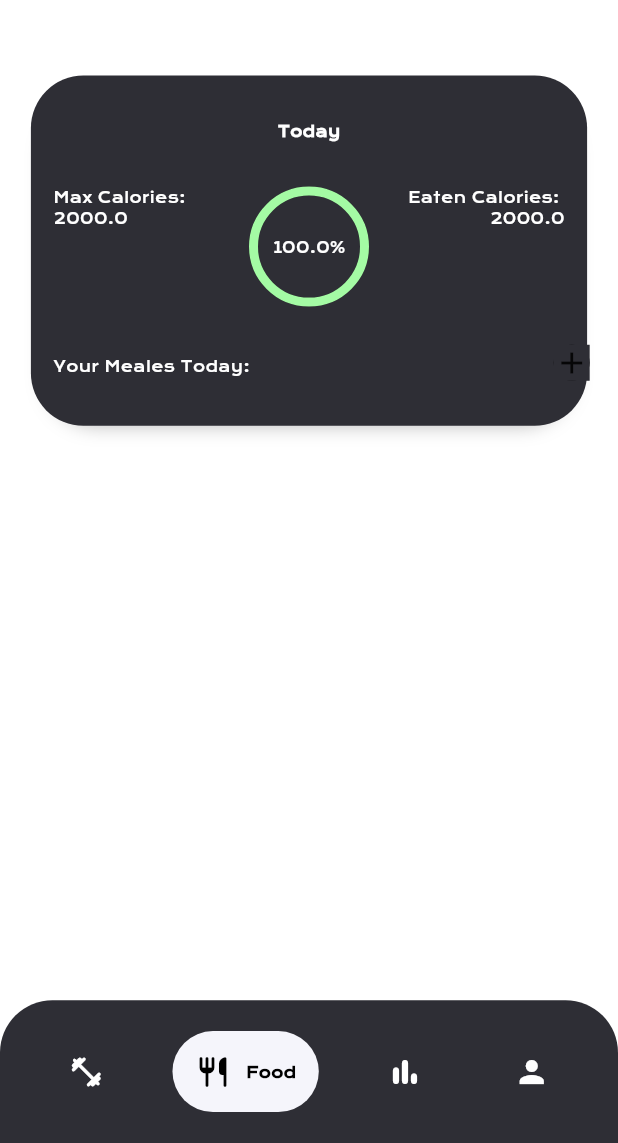
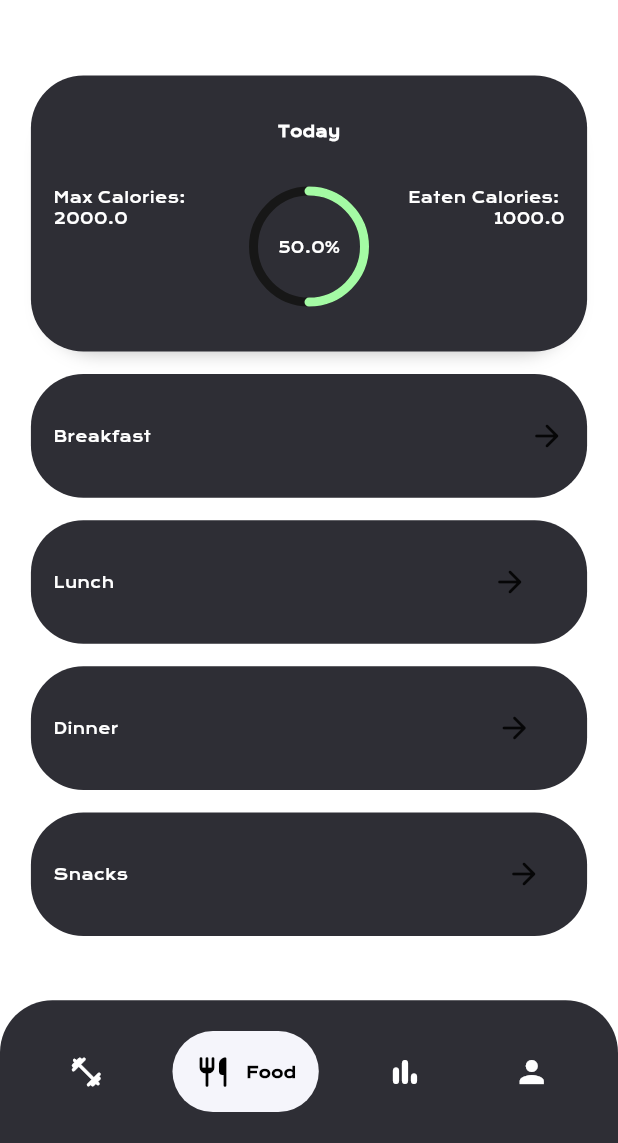
Before and after one commit to badbryany/Flexify, a Flutter app: the screen it shows after launch, item 2 of the bottom bar chosen, on a phone screen of 412 x 824 dp, the part 93-1236 px from its top. Run offline on Flutter 3.47's test engine with Material 3 defaults, Android fonts, the phone set to English and light mode, and no system bars; drawn by our look-alikes of google_nav_bar, percent_indicator; our stand-ins replace connectivity_plus, fl_chart, flutter_animate, flutter_svg, page_transition, shared_preferences and 1 more; accounts and stored records are empty; project files that could hold a hidden picture were left out.

```diff
--- a/lib/pages/food/dashboardFood.dart
+++ b/lib/pages/food/dashboardFood.dart
@@ -3,8 +3,7 @@ import 'package:flexify/data/globalVariables.dart';
 import 'package:flexify/data/globalVariables.dart' as global;
 import 'package:page_transition/page_transition.dart';
 import 'package:percent_indicator/circular_percent_indicator.dart';
-import 'package:flexify/pages/food/page/addMeal.dart';
-import 'package:flexify/pages/food/widget/button.dart';
+import 'package:flexify/pages/food/page/Meal.dart';
 
 class DashboardFood extends StatefulWidget {
   const DashboardFood({super.key});
@@ -15,12 +14,40 @@ class DashboardFood extends StatefulWidget {
 
 class DashboardFoodState extends State<DashboardFood> {
   double maxCalories = 2000;
-  double eatenCalories = 2000;
-
-  List<Map<String, dynamic>> meal = [];
+  double eatenCalories = 1000;
 
   @override
   Widget build(BuildContext context) {
+    List<Map<String, dynamic>> meal = [
+      {
+        'meal': 'Breakfast',
+        'direction': const Meal(
+          title: 'Breakfast',
+          meal: [],
+        ),
+      },
+      {
+        'meal': 'Lunch',
+        'direction': const Meal(
+          title: 'Lunch',
+          meal: [],
+        ),
+      },
+      {
+        'meal': 'Dinner',
+        'direction': const Meal(
+          title: 'Dinner',
+          meal: [],
+        ),
+      },
+      {
+        'meal': 'Snacks',
+        'direction': const Meal(
+          title: 'Snacks',
+          meal: [],
+        ),
+      },
+    ];
     double leftCalories = eatenCalories / maxCalories;
     Color progressColor = Theme.of(context).colorScheme.primary;
 
@@ -46,6 +73,7 @@ class DashboardFoodState extends State<DashboardFood> {
             child: Column(
               mainAxisAlignment: MainAxisAlignment.start,
               children: [
+// HEADING
                 Padding(
                   padding: EdgeInsets.only(bottom: containerPadding),
                   child: Text(
@@ -56,6 +84,7 @@ class DashboardFoodState extends State<DashboardFood> {
                     ),
                   ),
                 ),
+// PROGRESS CIRCLE
                 SizedBox(
                   width: MediaQuery.of(context).size.width,
                   child: Stack(
@@ -125,74 +154,55 @@ class DashboardFoodState extends State<DashboardFood> {
                     ],
                   ),
                 ),
-                Row(
-                  children: [
-                    Container(
-                      alignment: Alignment.centerLeft,
-                      padding: EdgeInsets.only(
-                        left: containerPadding * 0.5,
-                        top: containerPadding,
-                      ),
-                      child: Text(
-                        'Your Meales Today:',
-                        style: TextStyle(
-                          color: Theme.of(context).colorScheme.onBackground,
+              ],
             ),
           ),
-                    ),
-                    Container(
-                      width: MediaQuery.of(context).size.width * 0.55,
-                      height: MediaQuery.of(context).size.height * 0.06,
-                      alignment: Alignment.bottomRight,
-                      child: ButtonWithIcon(
-                        icon: const Icon(Icons.add),
+// MEAL LIST
+          Column(
+            children: [
+              ...meal.map(
+                (e) => GestureDetector(
                   onTap: () {
-                          Navigator.push(
-                            context,
+                    Navigator.of(context).push(
                       PageTransition(
-                              child: AddMeal(meal: meal,),
+                        child: e['direction'],
                         type: PageTransitionType.fade,
                       ),
                     );
                   },
+                  child: Container(
+                    width: MediaQuery.of(context).size.width,
+                    height: MediaQuery.of(context).size.height * 0.1,
+                    decoration: BoxDecoration(
+                      borderRadius: BorderRadius.circular(borderRadius),
+                      color: Theme.of(context).colorScheme.background,
                     ),
-                    )
-                  ],
-                ),
-                ...meal.map(
-                  (e) => Column(
+                    margin: EdgeInsets.only(top: containerPadding * 0.5),
+                    child: Row(
                       children: [
                         Container(
                           alignment: Alignment.centerLeft,
-                        padding: EdgeInsets.only(
-                          left: containerPadding * 0.5,
-                          top: containerPadding * 0.5,
-                        ),
+                          padding:
+                              EdgeInsets.only(left: containerPadding * 0.5),
                           child: Text(
                             e['meal'],
                             style: TextStyle(
-                            color: Theme.of(context).colorScheme.onBackground,
+                                color:
+                                    Theme.of(context).colorScheme.onBackground),
                           ),
                         ),
+                        Container(
+                          alignment: Alignment.centerRight,
+                          width: MediaQuery.of(context).size.width * 0.67,
+                          child: const Icon(Icons.arrow_forward_rounded),
                         ),
-                      SizedBox(
-                        height: MediaQuery.of(context).size.height * 0.03,
-                        child: ListView.builder(
-                          itemCount: e['meal.list'].length,
-                          itemBuilder: (context, index) => Text(
-                            e['meal.list'][index],
-                            style: TextStyle(
-                              color: Theme.of(context).colorScheme.onBackground,
+                      ],
                     ),
                   ),
                 ),
               ),
             ],
-                  ),
-                ),
-              ],
-            ),
-          ),
+          )
         ],
       ),
     );
--- a/pubspec.yaml
+++ b/pubspec.yaml
@@ -25,6 +25,7 @@ dependencies:
   shared_preferences: ^2.2.2
   percent_indicator: ^4.2.3
   flutter_animate: ^4.5.0
+  intl: ^0.19.0
 
 dev_dependencies:
   flutter_test:
```
Also changed, not shown: lib/pages/food/page/AddMeal.dart (added, +79 -0 lines), lib/pages/food/page/Meal.dart (renamed from lib/pages/food/page/addMeal.dart, +31 -87 lines), lib/pages/food/page/Snacks.dart (added, +122 -0 lines), lib/pages/food/widgets/Macros.dart (deleted, +0 -160 lines), pubspec.lock. Lines whose indentation alone changed are shown as unchanged.
